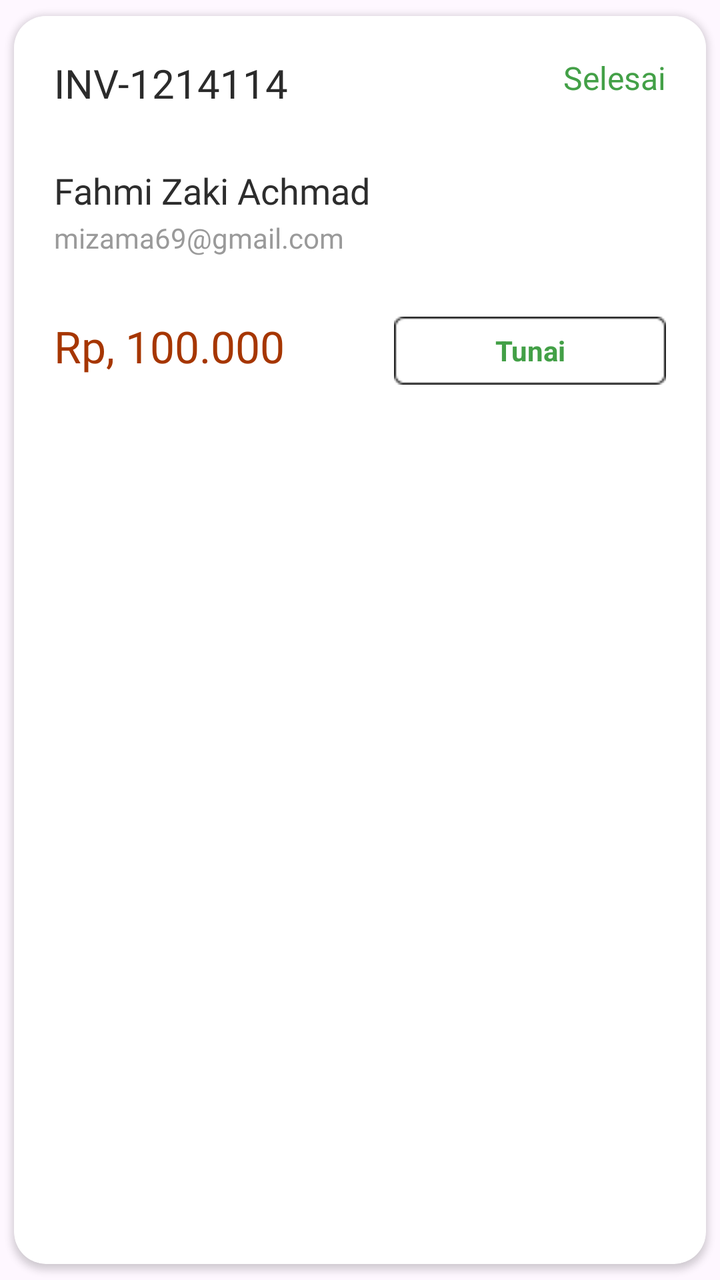
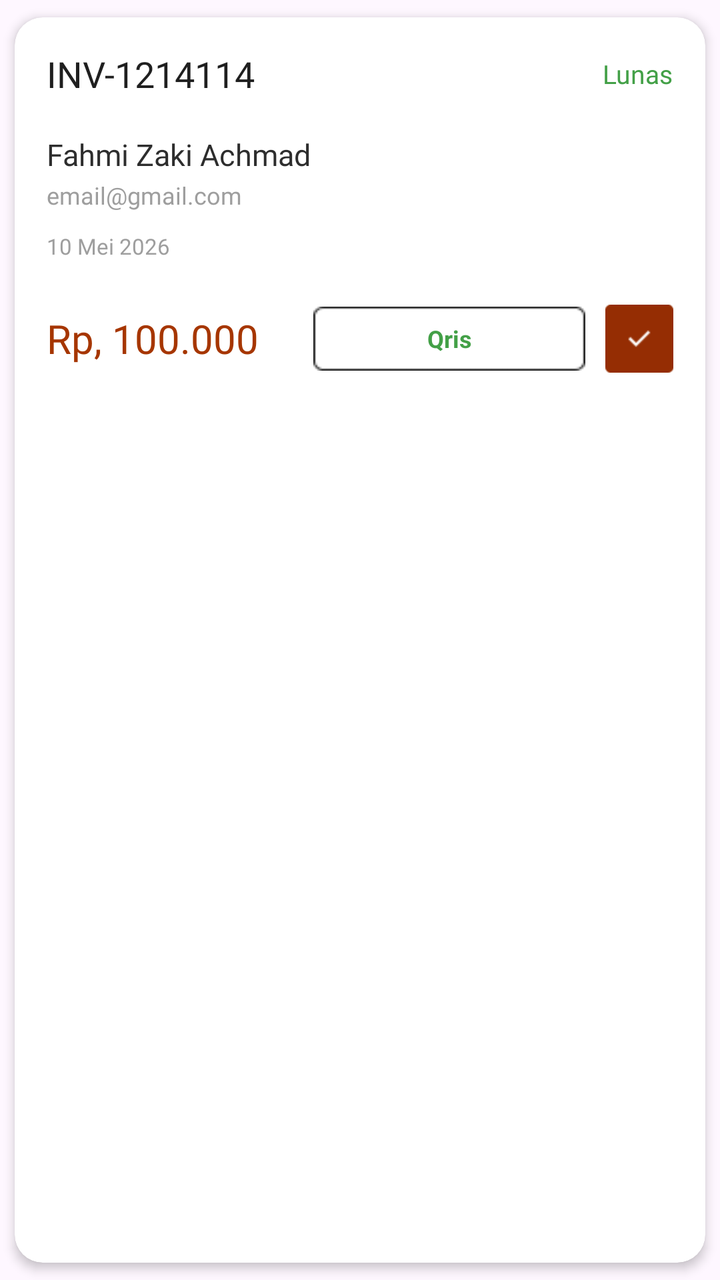

Two renders of the same Android screen: before a commit and after it. Below are the layout's source before the change and the commit's diff.
<!-- AndroidManifest.xml: application theme Theme.Warmindone -->
<!-- res/layout/pesananbelum_widget.xml -->
<?xml version="1.0" encoding="utf-8"?>
<androidx.cardview.widget.CardView
    xmlns:android="http://schemas.android.com/apk/res/android"
    xmlns:app="http://schemas.android.com/apk/res-auto"
    android:layout_width="match_parent"
    android:layout_height="wrap_content"
    android:layout_marginHorizontal="12dp"
    android:layout_marginTop="10dp"
    app:cardCornerRadius="16dp"
    app:cardElevation="2dp"
    app:cardUseCompatPadding="true">

    <LinearLayout
        android:layout_width="match_parent"
        android:layout_height="wrap_content"
        android:background="#FFFFFF"
        android:orientation="vertical"
        android:padding="20dp">

        
        <RelativeLayout
            android:layout_width="match_parent"
            android:layout_height="wrap_content">

            
            <TextView
                android:id="@+id/tvInvoice"
                android:layout_width="wrap_content"
                android:layout_height="wrap_content"
                android:text="INV-1214114"
                android:textColor="#2B2B2B"
                android:textSize="20sp"
                android:fontFamily="@font/montserrat_bold"/>

            
            <TextView
                android:id="@+id/tvStatus"
                android:layout_width="wrap_content"
                android:layout_height="wrap_content"
                android:layout_alignParentEnd="true"
                android:text="Selesai"
                android:textColor="#43A047"
                android:textSize="16sp"
                android:fontFamily="@font/montserrat_semibold"/>

        </RelativeLayout>

        
        <TextView
            android:id="@+id/tvNama"
            android:layout_width="wrap_content"
            android:layout_height="wrap_content"
            android:layout_marginTop="28dp"
            android:text="Fahmi Zaki Achmad"
            android:textColor="#2D2D2D"
            android:textSize="18sp"
            android:fontFamily="@font/montserrat_semibold"/>

        
        <TextView
            android:id="@+id/tvTanggal"
            android:layout_width="wrap_content"
            android:layout_height="wrap_content"
            android:layout_marginTop="2dp"
            android:text="mizama69@gmail.com"
            android:textColor="#9A9A9A"
            android:textSize="14sp"
            android:fontFamily="@font/montserrat_medium"/>

        
        <RelativeLayout
            android:layout_width="match_parent"
            android:layout_height="wrap_content"
            android:layout_marginTop="30dp">

            
            <TextView
                android:id="@+id/tvTotal"
                android:layout_width="wrap_content"
                android:layout_height="wrap_content"
                android:text="Rp, 100.000"
                android:textColor="#A63600"
                android:textSize="22sp"
                android:fontFamily="@font/montserrat_bold"/>

            
            <TextView
                android:id="@+id/tvMetode"
                android:layout_width="wrap_content"
                android:layout_height="34dp"
                android:layout_alignParentEnd="true"
                android:background="@drawable/bg_filter"
                android:gravity="center"
                android:minWidth="74dp"
                android:paddingHorizontal="14dp"
                android:text="Tunai"
                android:textColor="#43A047"
                android:textSize="14sp"
                android:textStyle="bold"/>

        </RelativeLayout>

    </LinearLayout>

</androidx.cardview.widget.CardView>
<!-- resources referenced by this layout -->
<resources>
  <!-- drawable bg_filter: png bitmap (drawable, 468 bytes) -->
  <style name="Theme.Warmindone" parent="Base.Theme.Warmindone" />
  <style name="Base.Theme.Warmindone" parent="Theme.Material3.DayNight.NoActionBar">
          
          
      </style>
</resources>

<!-- the commit's change to res/layout/pesananbelum_widget.xml (unified diff, before → after) -->
@@ -4,101 +4,127 @@
     xmlns:app="http://schemas.android.com/apk/res-auto"
     android:layout_width="match_parent"
     android:layout_height="wrap_content"
-    android:layout_marginHorizontal="12dp"
+    android:layout_marginHorizontal="14dp"
     android:layout_marginTop="10dp"
-    app:cardCornerRadius="16dp"
-    app:cardElevation="2dp"
+    app:cardCornerRadius="14dp"
+    app:cardElevation="3dp"
     app:cardUseCompatPadding="true">
 
     <LinearLayout
         android:layout_width="match_parent"
         android:layout_height="wrap_content"
-        android:background="#FFFFFF"
         android:orientation="vertical"
-        android:padding="20dp">
+        android:padding="16dp">
 
         
-        <RelativeLayout
+        <LinearLayout
             android:layout_width="match_parent"
-            android:layout_height="wrap_content">
+            android:layout_height="wrap_content"
+            android:gravity="center_vertical"
+            android:orientation="horizontal">
 
-            
             <TextView
                 android:id="@+id/tvInvoice"
-                android:layout_width="wrap_content"
+                android:layout_width="0dp"
                 android:layout_height="wrap_content"
+                android:layout_weight="1"
+                android:fontFamily="@font/montserrat_bold"
                 android:text="INV-1214114"
-                android:textColor="#2B2B2B"
-                android:textSize="20sp"
-                android:fontFamily="@font/montserrat_bold"/>
+                android:textColor="#1F1F1F"
+                android:textSize="18sp" />
 
-            
             <TextView
                 android:id="@+id/tvStatus"
                 android:layout_width="wrap_content"
                 android:layout_height="wrap_content"
-                android:layout_alignParentEnd="true"
-                android:text="Selesai"
+                android:fontFamily="@font/montserrat_semibold"
+                android:text="Lunas"
                 android:textColor="#43A047"
-                android:textSize="16sp"
-                android:fontFamily="@font/montserrat_semibold"/>
+                android:textSize="13sp" />
 
-        </RelativeLayout>
+        </LinearLayout>
 
         
         <TextView
             android:id="@+id/tvNama"
             android:layout_width="wrap_content"
             android:layout_height="wrap_content"
-            android:layout_marginTop="28dp"
+            android:layout_marginTop="18dp"
+            android:fontFamily="@font/montserrat_semibold"
             android:text="Fahmi Zaki Achmad"
             android:textColor="#2D2D2D"
-            android:textSize="18sp"
-            android:fontFamily="@font/montserrat_semibold"/>
+            android:textSize="15sp" />
+
+        
+        <TextView
+            android:id="@+id/tvEmail"
+            android:layout_width="wrap_content"
+            android:layout_height="wrap_content"
+            android:layout_marginTop="2dp"
+            android:fontFamily="@font/montserrat_medium"
+            android:text="email@gmail.com"
+            android:textColor="#9E9E9E"
+            android:textSize="12sp" />
 
         
         <TextView
             android:id="@+id/tvTanggal"
             android:layout_width="wrap_content"
             android:layout_height="wrap_content"
-            android:layout_marginTop="2dp"
-            android:text="mizama69@gmail.com"
-            android:textColor="#9A9A9A"
-            android:textSize="14sp"
-            android:fontFamily="@font/montserrat_medium"/>
+            android:layout_marginTop="10dp"
+            android:fontFamily="@font/montserrat_medium"
+            android:text="10 Mei 2026"
+            android:textColor="#9E9E9E"
+            android:textSize="11sp" />
 
         
-        <RelativeLayout
+        <LinearLayout
             android:layout_width="match_parent"
             android:layout_height="wrap_content"
-            android:layout_marginTop="30dp">
+            android:layout_marginTop="22dp"
+            android:gravity="center_vertical"
+            android:orientation="horizontal">
 
             
             <TextView
                 android:id="@+id/tvTotal"
-                android:layout_width="wrap_content"
+                android:layout_width="0dp"
                 android:layout_height="wrap_content"
+                android:layout_weight="1"
+                android:fontFamily="@font/montserrat_bold"
                 android:text="Rp, 100.000"
                 android:textColor="#A63600"
-                android:textSize="22sp"
-                android:fontFamily="@font/montserrat_bold"/>
+                android:textSize="20sp" />
 
             
             <TextView
                 android:id="@+id/tvMetode"
                 android:layout_width="wrap_content"
-                android:layout_height="34dp"
-                android:layout_alignParentEnd="true"
+                android:layout_height="32dp"
+                android:layout_marginEnd="10dp"
                 android:background="@drawable/bg_filter"
                 android:gravity="center"
-                android:minWidth="74dp"
-                android:paddingHorizontal="14dp"
-                android:text="Tunai"
+                android:paddingHorizontal="16dp"
+                android:text="Qris"
                 android:textColor="#43A047"
-                android:textSize="14sp"
-                android:textStyle="bold"/>
+                android:textSize="12sp"
+                android:textStyle="bold" />
 
-        </RelativeLayout>
+            
+            <LinearLayout
+                android:layout_width="34dp"
+                android:layout_height="34dp"
+                android:background="@drawable/bg_orange_radius"
+                android:gravity="center">
+
+                <ImageView
+                    android:layout_width="16dp"
+                    android:layout_height="16dp"
+                    android:src="@drawable/ic_check" />
+
+            </LinearLayout>
+
+        </LinearLayout>
 
     </LinearLayout>
 
<!-- resource entries referenced after the edit -->
@@ -1,6 +1,8 @@
 <!-- resources referenced by this layout -->
 <resources>
   <!-- drawable bg_filter: png bitmap (drawable, 468 bytes) -->
+  <!-- drawable bg_orange_radius: png bitmap (drawable, 420 bytes) -->
+  <!-- drawable ic_check: png bitmap (drawable, 239 bytes) -->
   <style name="Theme.Warmindone" parent="Base.Theme.Warmindone" />
   <style name="Base.Theme.Warmindone" parent="Theme.Material3.DayNight.NoActionBar">
           
